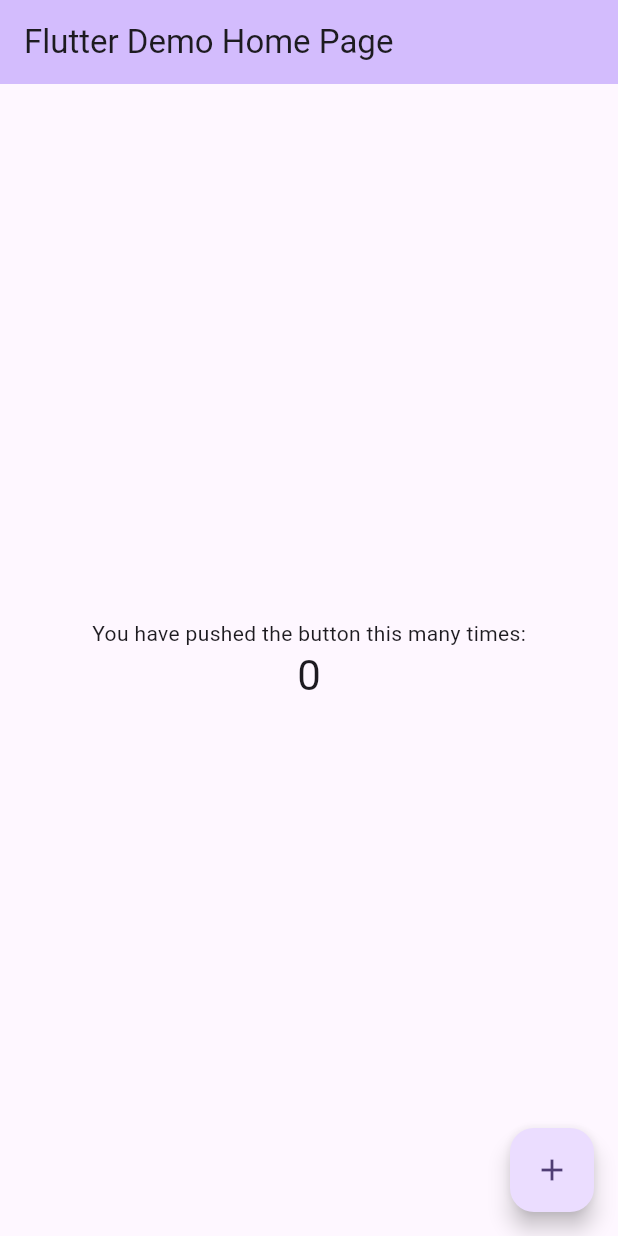
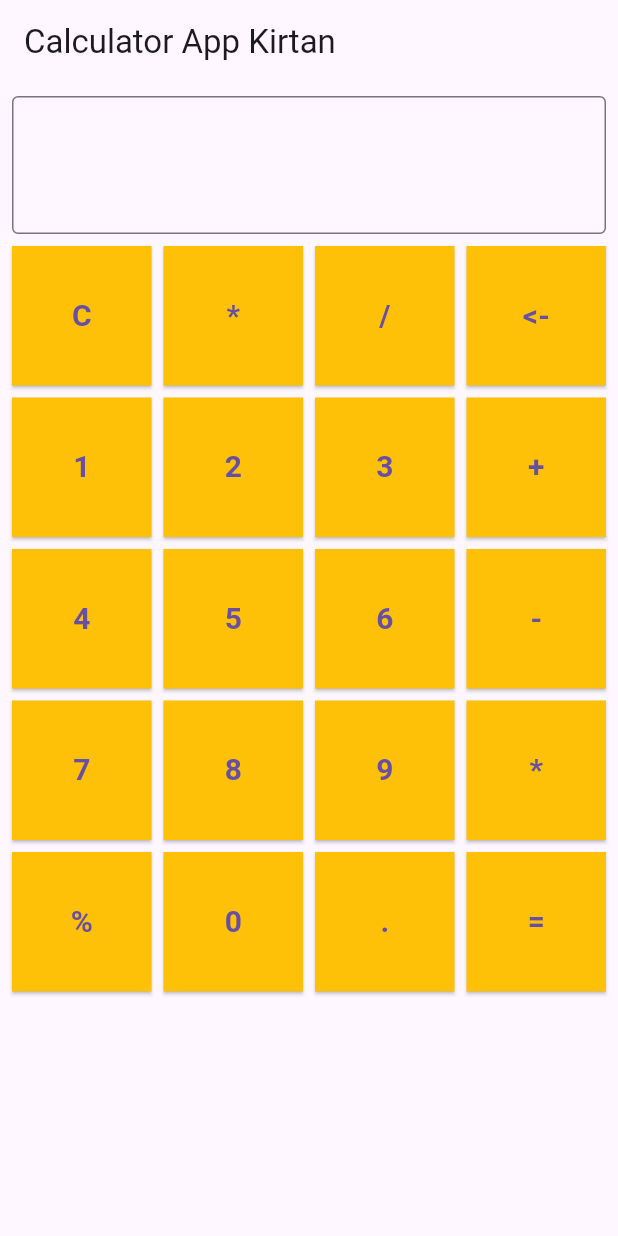
Before and after one commit to kirtan1232/calculator, a Flutter app: the screen it shows after launch, on a phone screen of 412 x 824 dp. Run offline on Flutter 3.47's test engine with Material 3 defaults, Android fonts, the phone set to English and light mode, and no system bars.

Commit message:
front end

```diff
--- /dev/null
+++ b/lib/app.dart
@@ -0,0 +1,15 @@
+
+import 'package:calculator/view/calculator_view.dart';
+import 'package:flutter/material.dart';
+
+class MyApp extends StatelessWidget {
+  const MyApp({super.key});
+
+  @override
+  Widget build(BuildContext context) {
+    return const MaterialApp(
+      debugShowCheckedModeBanner: false,
+      home: CalculatorView(),
+    );
+  }
+}
--- a/lib/main.dart
+++ b/lib/main.dart
@@ -1,125 +1,8 @@
+import 'package:calculator/app.dart';
 import 'package:flutter/material.dart';
 
 void main() {
-  runApp(const MyApp());
+  runApp(
+    const MyApp(),
+  );
 }
-
-class MyApp extends StatelessWidget {
-  const MyApp({super.key});
-
-  // This widget is the root of your application.
-  @override
-  Widget build(BuildContext context) {
-    return MaterialApp(
-      title: 'Flutter Demo',
-      theme: ThemeData(
-        // This is the theme of your application.
-        //
-        // TRY THIS: Try running your application with "flutter run". You'll see
-        // the application has a purple toolbar. Then, without quitting the app,
-        // try changing the seedColor in the colorScheme below to Colors.green
-        // and then invoke "hot reload" (save your changes or press the "hot
-        // reload" button in a Flutter-supported IDE, or press "r" if you used
-        // the command line to start the app).
-        //
-        // Notice that the counter didn't reset back to zero; the application
-        // state is not lost during the reload. To reset the state, use hot
-        // restart instead.
-        //
-        // This works for code too, not just values: Most code changes can be
-        // tested with just a hot reload.
-        colorScheme: ColorScheme.fromSeed(seedColor: Colors.deepPurple),
-        useMaterial3: true,
-      ),
-      home: const MyHomePage(title: 'Flutter Demo Home Page'),
-    );
-  }
-}
-
-class MyHomePage extends StatefulWidget {
-  const MyHomePage({super.key, required this.title});
-
-  // This widget is the home page of your application. It is stateful, meaning
-  // that it has a State object (defined below) that contains fields that affect
-  // how it looks.
-
-  // This class is the configuration for the state. It holds the values (in this
-  // case the title) provided by the parent (in this case the App widget) and
-  // used by the build method of the State. Fields in a Widget subclass are
-  // always marked "final".
-
-  final String title;
-
-  @override
-  State<MyHomePage> createState() => _MyHomePageState();
-}
-
-class _MyHomePageState extends State<MyHomePage> {
-  int _counter = 0;
-
-  void _incrementCounter() {
-    setState(() {
-      // This call to setState tells the Flutter framework that something has
-      // changed in this State, which causes it to rerun the build method below
-      // so that the display can reflect the updated values. If we changed
-      // _counter without calling setState(), then the build method would not be
-      // called again, and so nothing would appear to happen.
-      _counter++;
-    });
-  }
-
-  @override
-  Widget build(BuildContext context) {
-    // This method is rerun every time setState is called, for instance as done
-    // by the _incrementCounter method above.
-    //
-    // The Flutter framework has been optimized to make rerunning build methods
-    // fast, so that you can just rebuild anything that needs updating rather
-    // than having to individually change instances of widgets.
-    return Scaffold(
-      appBar: AppBar(
-        // TRY THIS: Try changing the color here to a specific color (to
-        // Colors.amber, perhaps?) and trigger a hot reload to see the AppBar
-        // change color while the other colors stay the same.
-        backgroundColor: Theme.of(context).colorScheme.inversePrimary,
-        // Here we take the value from the MyHomePage object that was created by
-        // the App.build method, and use it to set our appbar title.
-        title: Text(widget.title),
-      ),
-      body: Center(
-        // Center is a layout widget. It takes a single child and positions it
-        // in the middle of the parent.
-        child: Column(
-          // Column is also a layout widget. It takes a list of children and
-          // arranges them vertically. By default, it sizes itself to fit its
-          // children horizontally, and tries to be as tall as its parent.
-          //
-          // Column has various properties to control how it sizes itself and
-          // how it positions its children. Here we use mainAxisAlignment to
-          // center the children vertically; the main axis here is the vertical
-          // axis because Columns are vertical (the cross axis would be
-          // horizontal).
-          //
-          // TRY THIS: Invoke "debug painting" (choose the "Toggle Debug Paint"
-          // action in the IDE, or press "p" in the console), to see the
-          // wireframe for each widget.
-          mainAxisAlignment: MainAxisAlignment.center,
-          children: <Widget>[
-            const Text(
-              'You have pushed the button this many times:',
-            ),
-            Text(
-              '$_counter',
-              style: Theme.of(context).textTheme.headlineMedium,
-            ),
-          ],
-        ),
-      ),
-      floatingActionButton: FloatingActionButton(
-        onPressed: _incrementCounter,
-        tooltip: 'Increment',
-        child: const Icon(Icons.add),
-      ), // This trailing comma makes auto-formatting nicer for build methods.
-    );
-  }
-}
--- /dev/null
+++ b/lib/view/calculator_view.dart
@@ -0,0 +1,100 @@
+import 'package:flutter/material.dart';
+
+class CalculatorView extends StatefulWidget {
+  const CalculatorView({super.key});
+
+  @override
+  State<CalculatorView> createState() => _CalculatorViewState();
+}
+
+class _CalculatorViewState extends State<CalculatorView> {
+  final _textController = TextEditingController();
+  List<String> lstSymbols = [
+    "C",
+    "*",
+    "/",
+    "<-",
+    "1",
+    "2",
+    "3",
+    "+",
+    "4",
+    "5",
+    "6",
+    "-",
+    "7",
+    "8",
+    "9",
+    "*",
+    "%",
+    "0",
+    ".",
+    "=",
+  ];
+
+  final _key = GlobalKey<FormState>();
+  int first = 0;
+  int second = 0;
+  String operation = "";
+
+  @override
+  Widget build(BuildContext context) {
+    return Scaffold(
+      appBar: AppBar(
+        title: const Text('Calculator App Kirtan '),
+      ),
+      body: Padding(
+        padding: const EdgeInsets.all(8.0),
+        child: Form(
+          key: _key,
+          child: Column(
+            children: [
+              TextFormField(
+                textDirection: TextDirection.rtl,
+                controller: _textController,
+                decoration: const InputDecoration(
+                  border: OutlineInputBorder(),
+                ),
+                style: const TextStyle(
+                  fontSize: 40,
+                  fontWeight: FontWeight.bold,
+                ),
+              ),
+              const SizedBox(
+                height: 8,
+              ),
+              Expanded(
+                child: GridView.builder(
+                  gridDelegate: const SliverGridDelegateWithFixedCrossAxisCount(
+                    crossAxisCount: 4,
+                    crossAxisSpacing: 8.0,
+                    mainAxisSpacing: 8.0,
+                  ),
+                  itemCount: lstSymbols.length,
+                  itemBuilder: (context, index) {
+                    return ElevatedButton(
+                      style: ElevatedButton.styleFrom(
+                        backgroundColor: Colors.amber,
+                        shape: RoundedRectangleBorder(
+                          borderRadius: BorderRadius.circular(0),
+                        ),
+                      ),
+                      onPressed: () {},
+                      child: Text(
+                        lstSymbols[index],
+                        style: const TextStyle(
+                          fontSize: 20,
+                          fontWeight: FontWeight.bold,
+                        ),
+                      ),
+                    );
+                  },
+                ),
+              ),
+            ],
+          ),
+        ),
+      ),
+    );
+  }
+}
```
Also changed, not shown: 1 other file.
